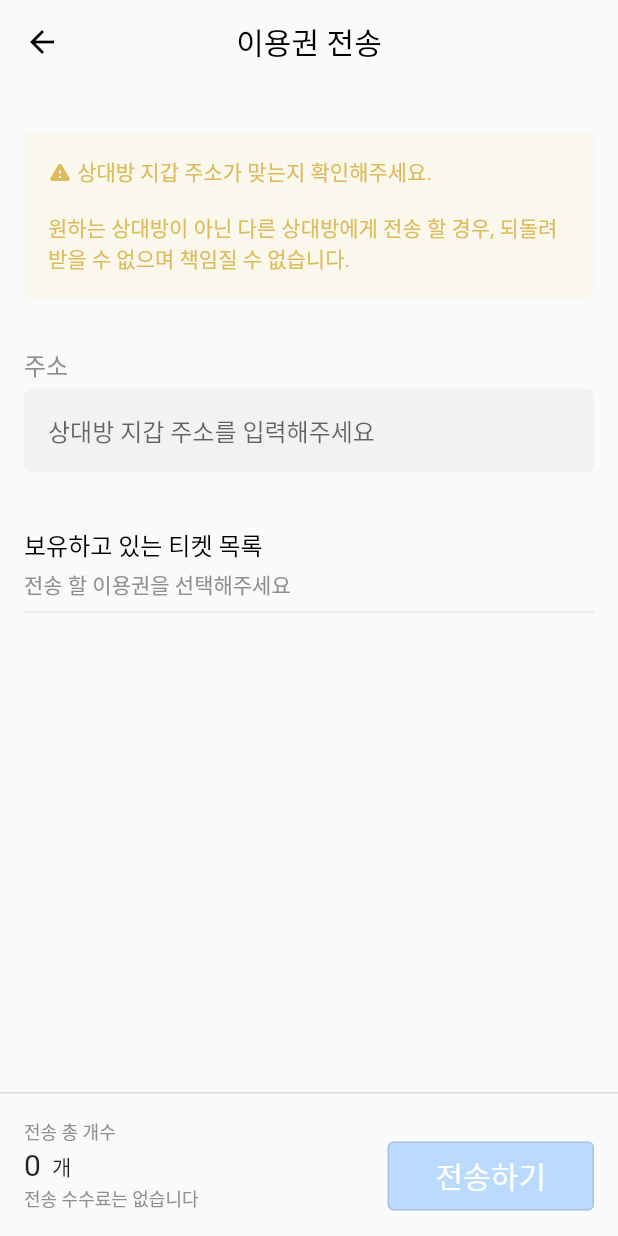
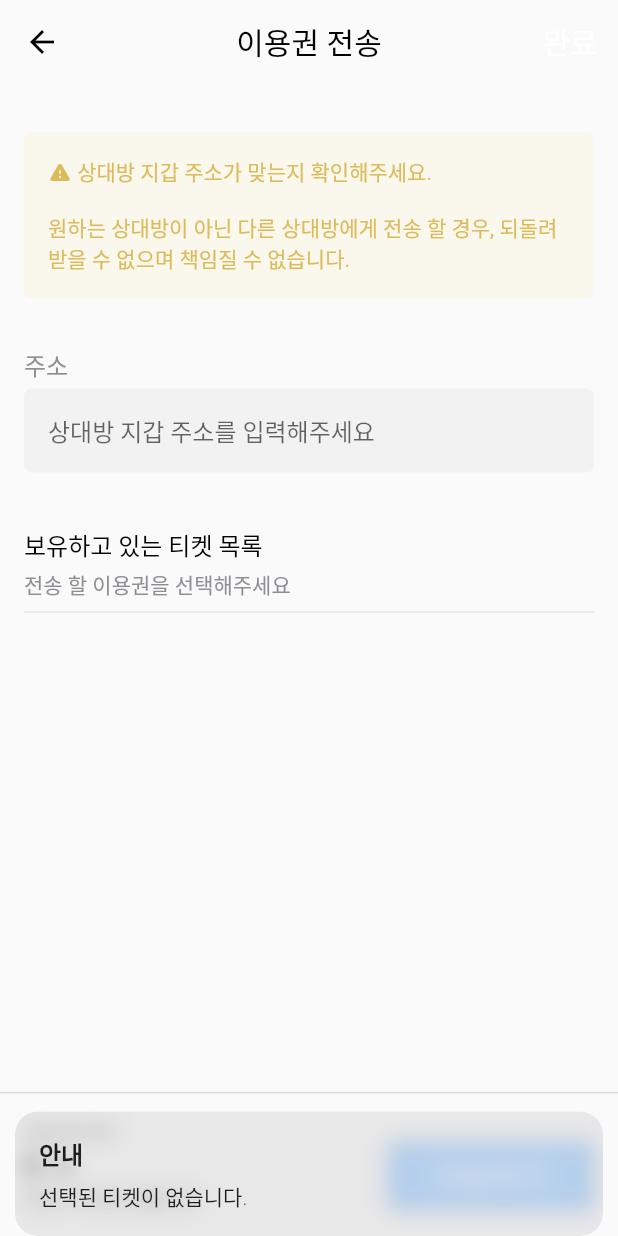
Before and after one commit to ENFT-Token/client-app-getx, a Flutter app: the SendTicketPage screen opened by its route, after a tap on "전송하기", on a phone screen of 412 x 824 dp. Run offline on Flutter 3.47's test engine with Material 2 defaults, Android fonts, the phone set to English and light mode, and no system bars; our stand-ins replace convert, dio, flutter_dotenv, flutter_speed_dial, flutter_svg, flutter_swiper_null_safety and 7 more; missing offline and left inert: android_intent_plus, dbcrypt, http_auth, jwt_decode, kakao_flutter_sdk; accounts and stored records are empty; network calls fail; statements that could not run were skipped; project files that could hold a hidden picture were left out.

Commit message:
feat: transfer ticket

```diff
--- a/lib/app/ui/request_ticket/request_ticket.dart
+++ b/lib/app/ui/request_ticket/request_ticket.dart
@@ -108,7 +108,7 @@ class RequestTicketPage extends GetView {
                         Get.back();
                       } else {
                         Get.snackbar('Fail', body["message"],
-                            snackPosition: SnackPosition.TOP);
+                            snackPosition: SnackPosition.BOTTOM);
                       }
                     } else {
                       controller.openDialog("잔고 부족", "클레이가 충분하지 않습니다.", [
--- a/lib/app/ui/send_klay/send_klay.dart
+++ b/lib/app/ui/send_klay/send_klay.dart
@@ -97,10 +97,10 @@ class SendKlayPage extends GetView<KlipController> {
                       print('final ${status}');
                       if(status) { // succ
                         await KlipController.to.setBalance(UserController.to.user.klip.address);
-                        Get.snackbar('Succ',"전송 성공", snackPosition: SnackPosition.TOP);
+                        Get.snackbar('Succ',"전송 성공", snackPosition: SnackPosition.BOTTOM);
                       }
                       else {
-                        Get.snackbar('Fail',"전송 실패", snackPosition: SnackPosition.TOP);
+                        Get.snackbar('Fail',"전송 실패", snackPosition: SnackPosition.BOTTOM);
                       }
                     } else {
                       controller.openDialog("잔고 부족", "클레이가 충분하지 않습니다.", [
--- a/lib/app/ui/send_ticket/components/body.dart
+++ b/lib/app/ui/send_ticket/components/body.dart
@@ -12,7 +12,7 @@ import 'package:enft/app/ui/send_klay/components/text_field_container.dart';
 import 'package:enft/app/ui/send_klay/components/text_field_with_title.dart';
 import 'package:enft/app/ui/send_klay/components/warning_text.dart';
 
-class SendTicketBody extends GetView {
+class SendTicketBody extends GetView<KlipController> {
   @override
   Widget build(BuildContext context) {
     return Padding(
--- a/lib/app/ui/send_ticket/send_ticket.dart
+++ b/lib/app/ui/send_ticket/send_ticket.dart
@@ -25,15 +25,15 @@ class SendTicketPage extends GetView<KlipController> {
       elevation: 0,
       centerTitle: true,
       title: Text("이용권 전송"),
-      // actions: [
-      //   TextButton(
-      //       // 이 부분에 sendTicket 함수 작성
-      //       onPressed: () async => await KlipController.to.sendTicket(),
-      //       child: Text(
-      //         "완료",
-      //         style: TextStyle(color: Colors.white, fontSize: 20),
-      //       ))
-      // ],
+      actions: [
+        TextButton(
+            // 이 부분에 sendTicket 함수 작성
+            onPressed: () async => await KlipController.to.sendTicket(),
+            child: Text(
+              "완료",
+              style: TextStyle(color: Colors.white, fontSize: 20),
+            ))
+      ],
     );
   }
 
@@ -87,20 +87,45 @@ class SendTicketPage extends GetView<KlipController> {
                   ],
                 )),
                 OutlinedButton(
-                  onPressed: () {
-                    // bool isTransferable = (controller.sendAmount == 0 ||
-                    //     (controller.sendAmount + controller.sendFee) >
-                    //         UserController.to.user.klip.balance)
-                    //     ? false
-                    //     : true;
-                    // if (isTransferable) {
-                    //   print("전송 가능");
-                    // } else {
-                    //   controller.openDialog("", "클레이가 충분하지 않습니다.", [
-                    //     TextButton(
-                    //         onPressed: () => Get.back(), child: Text("확인"))
-                    //   ]);
-                    // }
+                  onPressed: () async {
+                  //  KlipController.to.sendTicket()
+                   print("ASDASD");
+                   print(KlipController.to.sendToAddress);
+                   print(UserController.to.user.klip.nfts);
+                   print(UserController.to.user.klip.nftTokens);
+                   if(controller.isTrueList.length == 0) {
+                     Get.snackbar("안내","선택된 티켓이 없습니다.", snackPosition: SnackPosition.BOTTOM);
+                     return;
+                   }
+                   int i = 0;
+                   int succIdx = 0;
+                   await Future.doWhile(() async {
+                      if(i == controller.isTrueList.length) return false;
+                      final idx = controller.isTrueList[i];
+                       final response = await UserController.to
+                           .RequestAuth("POST", "/user/transferNFT", data: {
+                         "to": KlipController.to.sendToAddress,
+                         "nft": UserController.to.user.klip.nftTokens[idx],
+                       });
+                       print(response.body);
+                       if(response.statusCode == 201) {
+                         succIdx++;
+                       }
+                      i++;
+                      return true;
+                   });
+                   if(succIdx > 0) {
+                     Get.snackbar("안내","티켓 ${succIdx}개 전송 완료.", snackPosition: SnackPosition.BOTTOM);
+                     // TODO: 티켓 리로드 해야함.
+                   } else {
+                     Get.snackbar("안내","티켓 전송 실패.", snackPosition: SnackPosition.BOTTOM);
+                   }
+                   // final response = await UserController.to
+                   //     .RequestAuth("POST", "/user/transferNFT", data: {
+                   //   "to": place,
+                   //   "requestDay": klayInfo.month * 30,
+                   // });
+
                   },
                   style: ButtonStyle(
                     padding: MaterialStateProperty.all(EdgeInsets.symmetric(
```
Also changed, not shown: 1 other file.
